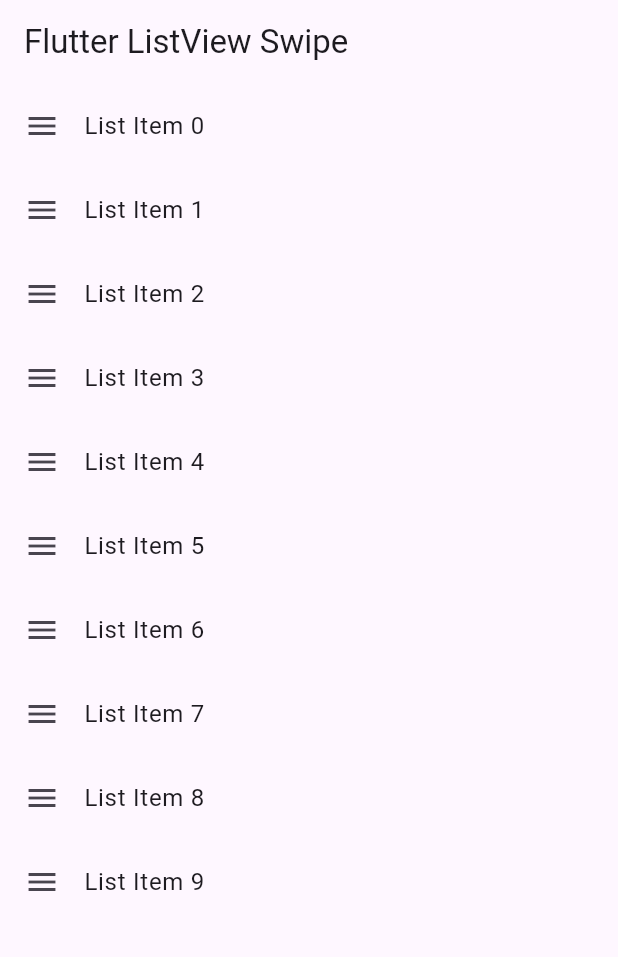
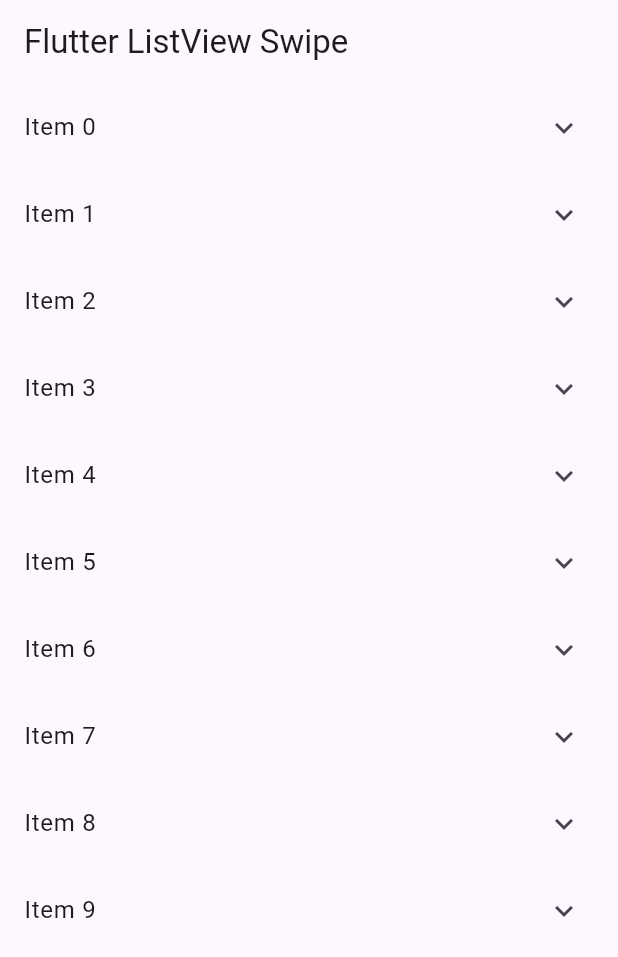
Before and after one commit to guswls6212/test_flutter, a Flutter app: the screen it shows after launch, on a phone screen of 412 x 824 dp. Shown: the top 957 px of the screen. Run offline on Flutter 3.47's test engine with Material 3 defaults, Android fonts, the phone set to English and light mode, and no system bars.

Commit message:
MyListItem: 리스트뷰 스와이프로 아이콘 나오게 테스트 MyListView: 펼치기 접기 테스트

```diff
--- a/lib/main.dart
+++ b/lib/main.dart
@@ -32,16 +32,17 @@ class _MyHomePageState extends State<MyHomePage> {
   @override
   Widget build(BuildContext context) {
     return Scaffold(
-      appBar: AppBar(
-        title: Text(widget.title),
-      ),
-      body: ListView.builder(
-        itemCount: 10,
-        itemBuilder: (context, index) {
-          return MyListItem(index: index);
-        },
-      ),
-    );
+        appBar: AppBar(
+          title: Text(widget.title),
+        ),
+        body: MyListView()
+        // ListView.builder(
+        //   itemCount: 10,
+        //   itemBuilder: (context, index) {
+        //     return MyListItem(index: index);
+        //   },
+        // ),
+        );
   }
 }
 
@@ -84,3 +85,39 @@ class _MyListItemState extends State<MyListItem> {
     );
   }
 }
+
+class MyListView extends StatefulWidget {
+  const MyListView({Key? key}) : super(key: key);
+
+  @override
+  State<MyListView> createState() => _MyListViewState();
+}
+
+class _MyListViewState extends State<MyListView> {
+  bool _isExpanded = false;
+
+  @override
+  Widget build(BuildContext context) {
+    return ListView.builder(
+      itemCount: 10,
+      itemBuilder: (context, index) {
+        return ExpansionTile(
+          title: Text('Item $index'),
+          trailing: Icon(
+            _isExpanded ? Icons.expand_less : Icons.expand_more,
+          ),
+          onExpansionChanged: (bool expanded) {
+            setState(() {
+              _isExpanded = expanded;
+            });
+          },
+          children: <Widget>[
+            ListTile(
+              title: Text('Expanded Item $index'),
+            ),
+          ],
+        );
+      },
+    );
+  }
+}
```
